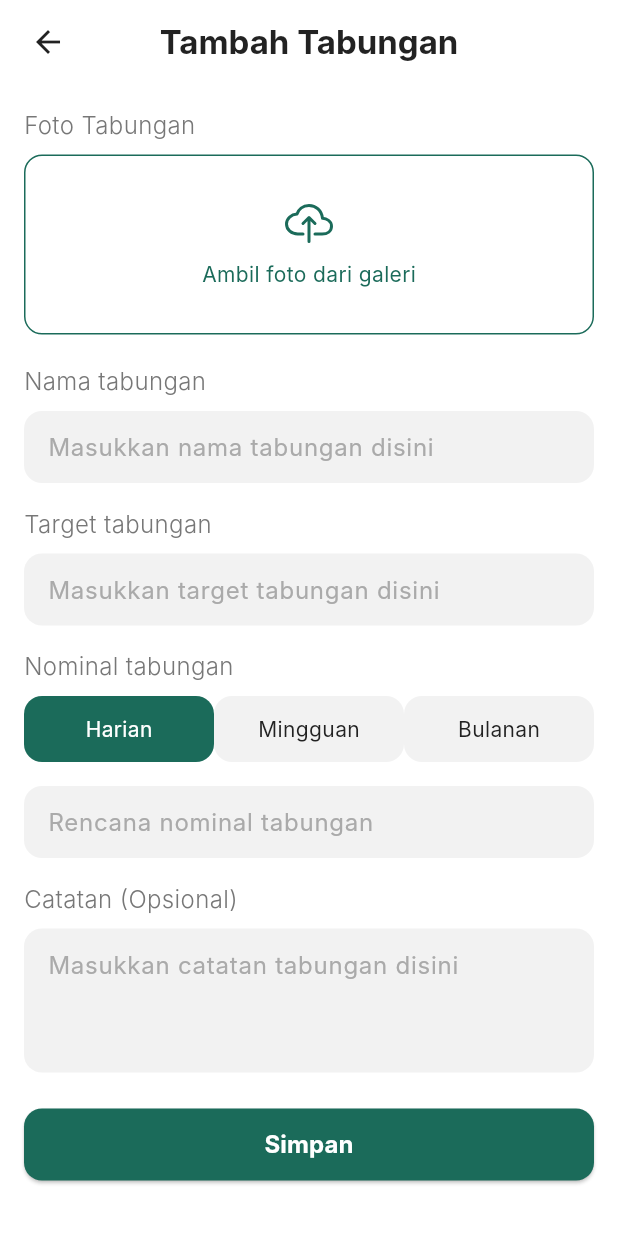
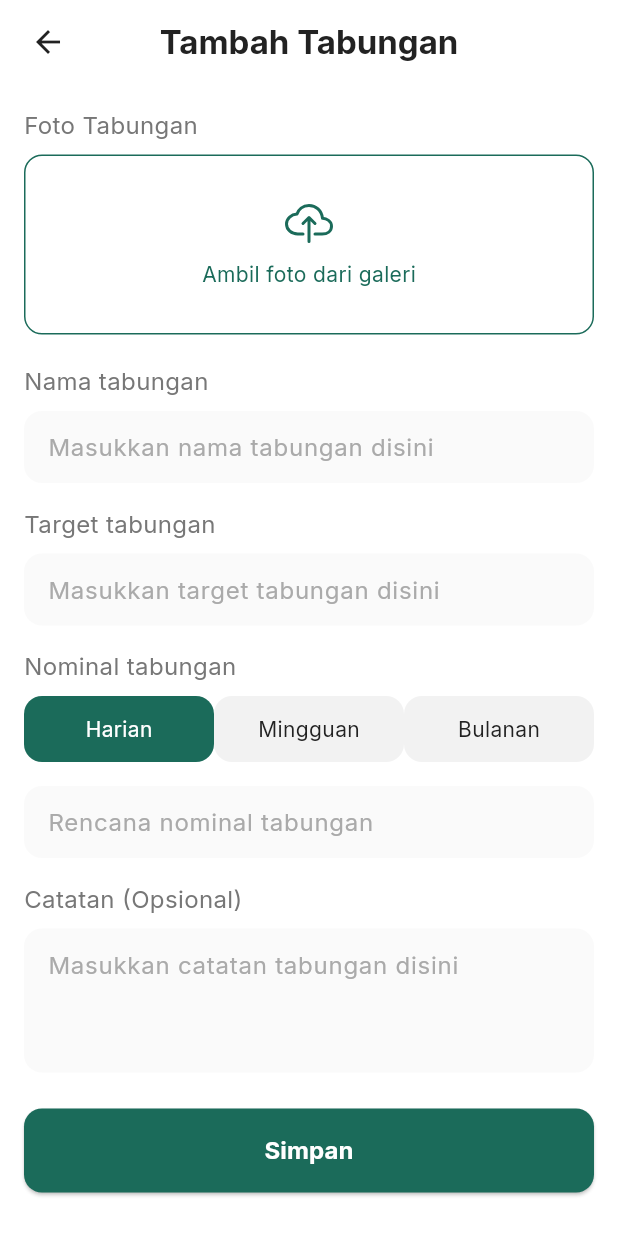
Before and after one commit to faridadilahz/naboengsapp, a Flutter app: the AddTabunganScreen screen opened directly, on a phone screen of 412 x 824 dp. Run offline on Flutter 3.47's test engine with Material 3 defaults, Android fonts, the phone set to English and light mode, and no system bars; our stand-ins replace image_picker, ionicons.

Commit message:
fixing UI detail_tabungan

```diff
--- a/lib/screens/add_tabungan_screen.dart
+++ b/lib/screens/add_tabungan_screen.dart
@@ -68,7 +68,7 @@ class _AddTabunganScreenState extends State<AddTabunganScreen> {
                 style: TextStyle(
                   color: Color(0xff777777),
                   fontSize: 16,
-                  fontWeight: FontWeight.w300,
+                  fontWeight: FontWeight.w400,
                 ),
               ),
               const SizedBox(height: 8),
@@ -113,7 +113,7 @@ class _AddTabunganScreenState extends State<AddTabunganScreen> {
                 style: TextStyle(
                   color: Color(0xff777777),
                   fontSize: 16,
-                  fontWeight: FontWeight.w300,
+                  fontWeight: FontWeight.w400,
                 ),
               ),
               const SizedBox(height: 8),
@@ -136,7 +136,7 @@ class _AddTabunganScreenState extends State<AddTabunganScreen> {
                 style: TextStyle(
                   color: Color(0xff777777),
                   fontSize: 16,
-                  fontWeight: FontWeight.w300,
+                  fontWeight: FontWeight.w400,
                 ),
               ),
               const SizedBox(height: 8),
@@ -164,7 +164,7 @@ class _AddTabunganScreenState extends State<AddTabunganScreen> {
                 style: TextStyle(
                   color: Color(0xff777777),
                   fontSize: 16,
-                  fontWeight: FontWeight.w300,
+                  fontWeight: FontWeight.w400,
                 ),
               ),
               const SizedBox(height: 8),
@@ -230,7 +230,7 @@ class _AddTabunganScreenState extends State<AddTabunganScreen> {
                 style: TextStyle(
                   color: Color(0xff777777),
                   fontSize: 16,
-                  fontWeight: FontWeight.w300,
+                  fontWeight: FontWeight.w400,
                 ),
               ),
               const SizedBox(height: 8),
@@ -245,7 +245,7 @@ class _AddTabunganScreenState extends State<AddTabunganScreen> {
               /// BUTTON SIMPAN
               SizedBox(
                 width: double.infinity,
-                height: 48,
+                height: 56,
                 child: ElevatedButton(
                   onPressed: () {
                     if (_formKey.currentState!.validate()) {
@@ -295,7 +295,7 @@ class _AddTabunganScreenState extends State<AddTabunganScreen> {
     ),
       errorStyle: const TextStyle(fontSize: 12, color: Color(0xffC35555)),
       filled: true,
-      fillColor: Color(0xFFF2F2F2),
+      fillColor: Color(0xFFFAFAFA),
       contentPadding: const EdgeInsets.symmetric(horizontal: 12, vertical: 12),
       border: OutlineInputBorder(
         borderRadius: BorderRadius.circular(12),
```
Also changed, not shown: lib/screens/detail_tabungan_screen.dart (+34 -20 lines), pubspec.yaml (+2 -22 lines).
